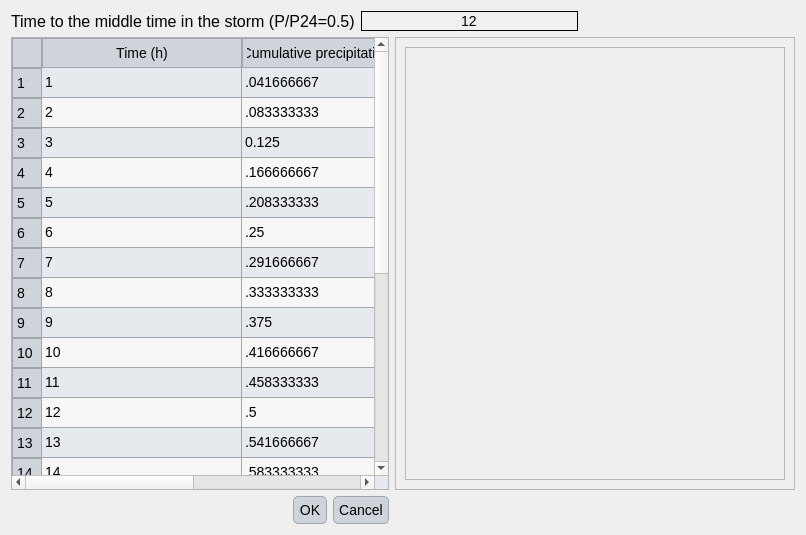
Inigobarbe/VFSMOD-GUI, file ui/user_defined_storm_type.ui: the form before one commit.
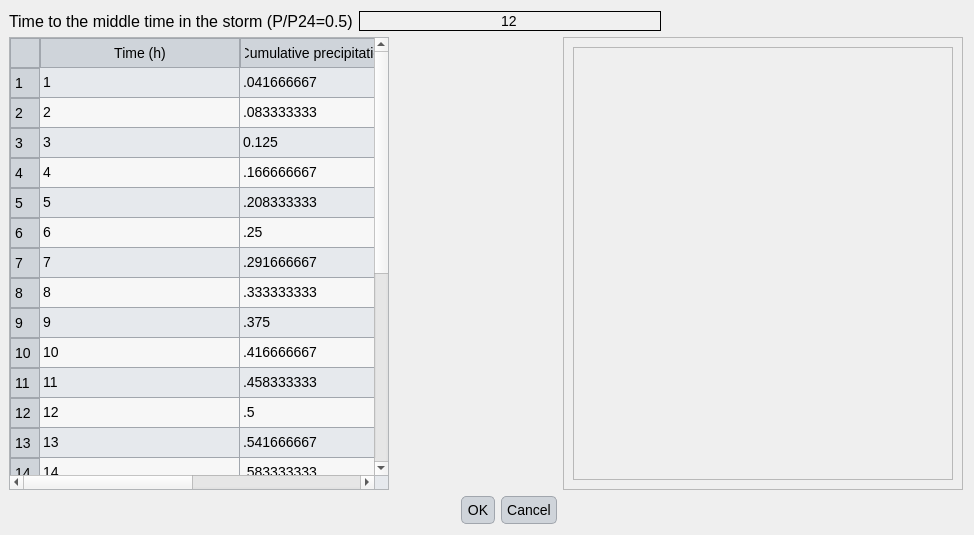
The form after the commit.

Patch:
```diff
--- a/ui/user_defined_storm_type.ui
+++ b/ui/user_defined_storm_type.ui
@@ -6,7 +6,7 @@
    <rect>
     <x>0</x>
     <y>0</y>
-    <width>806</width>
+    <width>974</width>
     <height>535</height>
    </rect>
   </property>
@@ -117,6 +117,12 @@
 }</string>
   </property>
   <layout class="QGridLayout" name="gridLayout_2">
+   <property name="leftMargin">
+    <number>9</number>
+   </property>
+   <property name="horizontalSpacing">
+    <number>6</number>
+   </property>
    <item row="0" column="0" colspan="2">
     <layout class="QHBoxLayout" name="horizontalLayout">
      <item>
@@ -153,6 +159,12 @@
    </item>
    <item row="1" column="0">
     <widget class="QTableWidget" name="tableWidget">
+     <property name="minimumSize">
+      <size>
+       <width>380</width>
+       <height>0</height>
+      </size>
+     </property>
      <property name="maximumSize">
       <size>
        <width>380</width>
@@ -598,6 +610,12 @@
      <layout class="QGridLayout" name="gridLayout">
       <item row="0" column="0">
        <widget class="QFrame" name="frame_2">
+        <property name="minimumSize">
+         <size>
+          <width>0</width>
+          <height>0</height>
+         </size>
+        </property>
         <property name="frameShape">
          <enum>QFrame::StyledPanel</enum>
         </property>
```
